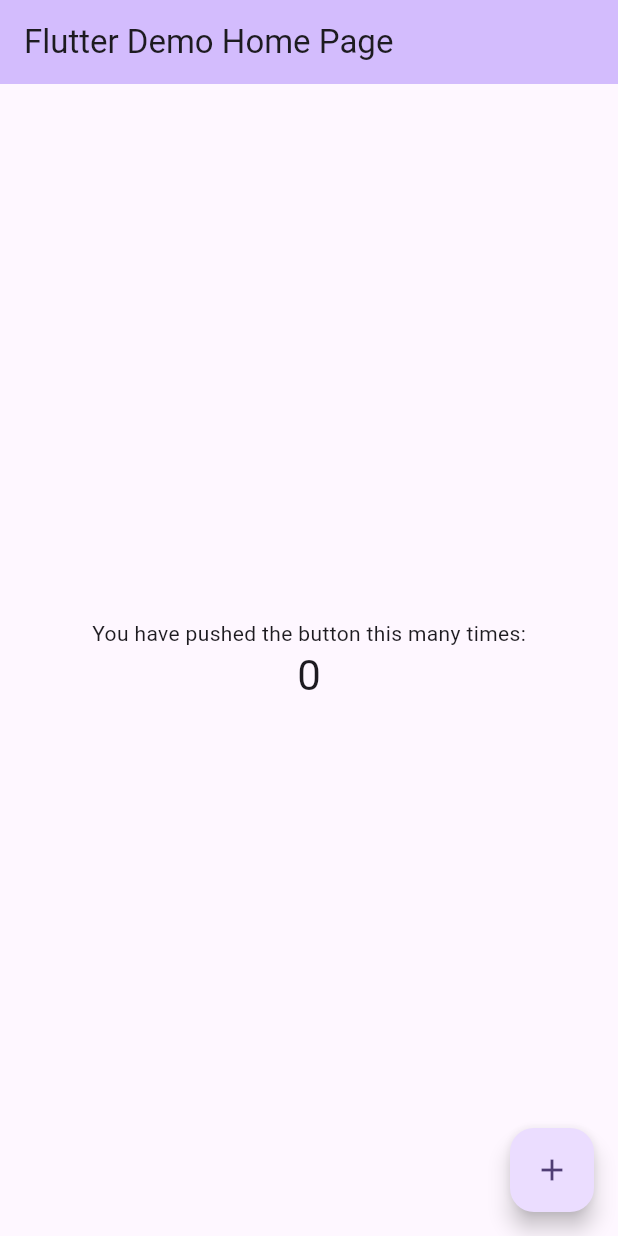
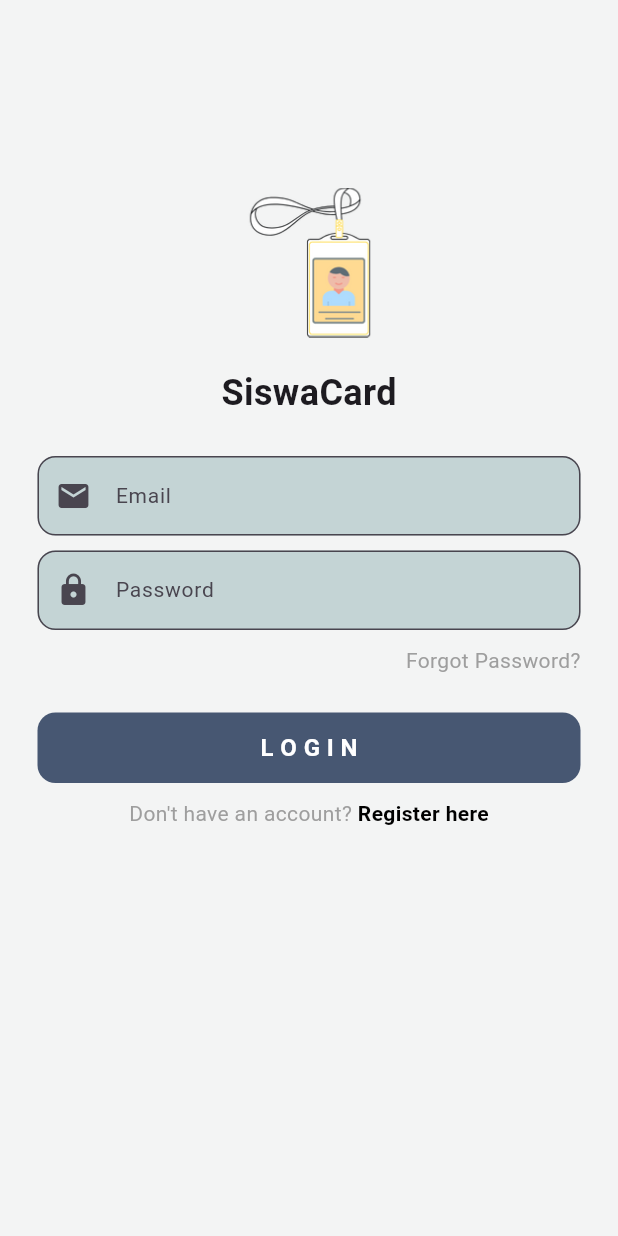
Before and after one commit to nabilahsaleh/student_mysiswa, a Flutter app: the screen it shows after launch, on a phone screen of 412 x 824 dp. Run offline on Flutter 3.47's test engine with Material 3 defaults, Android fonts, the light colour scheme and no system bars; our stand-ins replace cloud_firestore, firebase_auth, firebase_core; accounts and stored records are empty.

Commit message:
Login and Register done

```diff
--- /dev/null
+++ b/lib/auth/auth.dart
@@ -0,0 +1,28 @@
+import 'package:firebase_auth/firebase_auth.dart';
+import 'package:flutter/material.dart';
+import 'package:student_mysiswa/auth/login_or_register.dart';
+import 'package:student_mysiswa/pages/home_page.dart';
+
+class AuthPage extends StatelessWidget {
+  const AuthPage({super.key});
+
+  @override
+  Widget build(BuildContext context) {
+    return Scaffold(
+      body: StreamBuilder(
+        stream: FirebaseAuth.instance.authStateChanges(),
+        builder: (context, snapshot) {
+          // user id logged in
+          if (snapshot.hasData) {
+            return const HomePage();
+          }
+
+          // user is not logged in
+          else {
+            return const LoginOrRegister();
+          }
+        },
+      )
+    );
+  }
+}
--- /dev/null
+++ b/lib/auth/login_or_register.dart
@@ -0,0 +1,32 @@
+import 'package:flutter/material.dart';
+import 'package:student_mysiswa/pages/login_page.dart';
+import 'package:student_mysiswa/pages/register_page.dart';
+
+class LoginOrRegister extends StatefulWidget {
+  const LoginOrRegister({super.key});
+
+  @override
+  State<LoginOrRegister> createState() => _LoginOrRegisterState();
+}
+
+class _LoginOrRegisterState extends State<LoginOrRegister> {
+
+  // initially, show login page
+  bool showLoginPage = true;
+
+  // toggle between login and register page
+  void togglePages() {
+    setState(() {
+      showLoginPage = !showLoginPage;
+    });
+  }
+
+  @override
+  Widget build(BuildContext context) {
+    if (showLoginPage) {
+      return LoginPage(onTap: togglePages);
+    } else {
+      return RegisterPage(onTap: togglePages);
+    }
+  }
+}
--- /dev/null
+++ b/lib/components/my_button.dart
@@ -0,0 +1,36 @@
+import 'package:flutter/material.dart';
+
+class MyButton extends StatelessWidget {
+  final String text;
+  final void Function()? onTap;
+
+  const MyButton({
+    super.key,
+    required this.text,
+    required this.onTap,
+  });
+
+  @override
+  Widget build(BuildContext context) {
+    return GestureDetector(
+      onTap: onTap,
+      child: Container(
+        decoration: BoxDecoration(
+          color: Color(0xFF475772),
+          borderRadius: BorderRadius.circular(12),
+        ),
+        padding: const EdgeInsets.symmetric(vertical: 12, horizontal: 25), // Adjusted padding
+        child: Center(
+          child: Text(
+            text,
+            style: const TextStyle(
+              color: Colors.white,
+              fontWeight: FontWeight.bold,
+              fontSize: 16,
+            ),
+          ),
+        ),
+      ),
+    );
+  }
+}
--- /dev/null
+++ b/lib/components/my_textfield.dart
@@ -0,0 +1,33 @@
+import 'package:flutter/material.dart';
+
+class MyTextfield extends StatelessWidget {
+  final String hintText;
+  final bool obscureText;
+  final TextEditingController controller;
+  final IconData? icon; // Add icon parameter
+
+  const MyTextfield({
+    super.key,
+    required this.hintText,
+    required this.obscureText,
+    required this.controller,
+    this.icon, // Initialize icon
+  });
+
+  @override
+  Widget build(BuildContext context) {
+    return TextField(
+      controller: controller,
+      decoration: InputDecoration(
+        border: OutlineInputBorder(
+          borderRadius: BorderRadius.circular(12),
+        ),
+        hintText: hintText,
+        prefixIcon: icon != null ? Icon(icon) : null, // Use the icon
+        filled: true, // Enable fill color
+        fillColor: Color(0x8096B5B6), // Set background color using hex code
+      ),
+      obscureText: obscureText,
+    );
+  }
+}
--- a/lib/main.dart
+++ b/lib/main.dart
@@ -1,125 +1,29 @@
+import 'package:firebase_core/firebase_core.dart';
 import 'package:flutter/material.dart';
+import 'package:student_mysiswa/auth/auth.dart';
 
-void main() {
+void main() async {
+  WidgetsFlutterBinding.ensureInitialized(); // Ensure Flutter bindings are initialized
+  await Firebase.initializeApp(); // Initialize Firebase
   runApp(const MyApp());
 }
 
 class MyApp extends StatelessWidget {
   const MyApp({super.key});
 
-  // This widget is the root of your application.
   @override
   Widget build(BuildContext context) {
     return MaterialApp(
-      title: 'Flutter Demo',
+      debugShowCheckedModeBanner: false,
       theme: ThemeData(
-        // This is the theme of your application.
-        //
-        // TRY THIS: Try running your application with "flutter run". You'll see
-        // the application has a purple toolbar. Then, without quitting the app,
-        // try changing the seedColor in the colorScheme below to Colors.green
-        // and then invoke "hot reload" (save your changes or press the "hot
-        // reload" button in a Flutter-supported IDE, or press "r" if you used
-        // the command line to start the app).
-        //
-        // Notice that the counter didn't reset back to zero; the application
-        // state is not lost during the reload. To reset the state, use hot
-        // restart instead.
-        //
-        // This works for code too, not just values: Most code changes can be
-        // tested with just a hot reload.
-        colorScheme: ColorScheme.fromSeed(seedColor: Colors.deepPurple),
-        useMaterial3: true,
+        primarySwatch: Colors.blue,
+        textTheme: const TextTheme(
+          headlineSmall: TextStyle(fontSize: 20.0, fontWeight: FontWeight.bold),
+          titleMedium: TextStyle(fontSize: 16.0, color: Colors.grey),
+          bodyLarge: TextStyle(fontSize: 14.0),
+        ),
       ),
-      home: const MyHomePage(title: 'Flutter Demo Home Page'),
+      home: const AuthPage(),
     );
   }
 }
-
-class MyHomePage extends StatefulWidget {
-  const MyHomePage({super.key, required this.title});
-
-  // This widget is the home page of your application. It is stateful, meaning
-  // that it has a State object (defined below) that contains fields that affect
-  // how it looks.
-
-  // This class is the configuration for the state. It holds the values (in this
-  // case the title) provided by the parent (in this case the App widget) and
-  // used by the build method of the State. Fields in a Widget subclass are
-  // always marked "final".
-
-  final String title;
-
-  @override
-  State<MyHomePage> createState() => _MyHomePageState();
-}
-
-class _MyHomePageState extends State<MyHomePage> {
-  int _counter = 0;
-
-  void _incrementCounter() {
-    setState(() {
-      // This call to setState tells the Flutter framework that something has
-      // changed in this State, which causes it to rerun the build method below
-      // so that the display can reflect the updated values. If we changed
-      // _counter without calling setState(), then the build method would not be
-      // called again, and so nothing would appear to happen.
-      _counter++;
-    });
-  }
-
-  @override
-  Widget build(BuildContext context) {
-    // This method is rerun every time setState is called, for instance as done
-    // by the _incrementCounter method above.
-    //
-    // The Flutter framework has been optimized to make rerunning build methods
-    // fast, so that you can just rebuild anything that needs updating rather
-    // than having to individually change instances of widgets.
-    return Scaffold(
-      appBar: AppBar(
-        // TRY THIS: Try changing the color here to a specific color (to
-        // Colors.amber, perhaps?) and trigger a hot reload to see the AppBar
-        // change color while the other colors stay the same.
-        backgroundColor: Theme.of(context).colorScheme.inversePrimary,
-        // Here we take the value from the MyHomePage object that was created by
-        // the App.build method, and use it to set our appbar title.
-        title: Text(widget.title),
-      ),
-      body: Center(
-        // Center is a layout widget. It takes a single child and positions it
-        // in the middle of the parent.
-        child: Column(
-          // Column is also a layout widget. It takes a list of children and
-          // arranges them vertically. By default, it sizes itself to fit its
-          // children horizontally, and tries to be as tall as its parent.
-          //
-          // Column has various properties to control how it sizes itself and
-          // how it positions its children. Here we use mainAxisAlignment to
-          // center the children vertically; the main axis here is the vertical
-          // axis because Columns are vertical (the cross axis would be
-          // horizontal).
-          //
-          // TRY THIS: Invoke "debug painting" (choose the "Toggle Debug Paint"
-          // action in the IDE, or press "p" in the console), to see the
-          // wireframe for each widget.
-          mainAxisAlignment: MainAxisAlignment.center,
-          children: <Widget>[
-            const Text(
-              'You have pushed the button this many times:',
-            ),
-            Text(
-              '$_counter',
-              style: Theme.of(context).textTheme.headlineMedium,
-            ),
-          ],
-        ),
-      ),
-      floatingActionButton: FloatingActionButton(
-        onPressed: _incrementCounter,
-        tooltip: 'Increment',
-        child: const Icon(Icons.add),
-      ), // This trailing comma makes auto-formatting nicer for build methods.
-    );
-  }
-}
--- /dev/null
+++ b/lib/pages/login_page.dart
@@ -0,0 +1,140 @@
+import 'package:firebase_auth/firebase_auth.dart';
+import 'package:flutter/material.dart';
+import 'package:student_mysiswa/components/my_button.dart';
+import 'package:student_mysiswa/components/my_textfield.dart';
+import 'package:student_mysiswa/helper/helper_functions.dart';
+import 'package:student_mysiswa/pages/home_page.dart';
+
+class LoginPage extends StatefulWidget {
+  final void Function()? onTap;
+
+  const LoginPage({
+    super.key,
+    required this.onTap,
+  });
+
+  @override
+  State<LoginPage> createState() => _LoginPageState();
+}
+
+class _LoginPageState extends State<LoginPage> {
+  final TextEditingController emailController = TextEditingController();
+  final TextEditingController passwordController = TextEditingController();
+
+  void login() async {
+    // Show loading circle
+    showDialog(
+      context: context,
+      builder: (context) {
+        return const Center(
+          child: CircularProgressIndicator(),
+        );
+      },
+    );
+
+    try {
+      // Log in user
+      await FirebaseAuth.instance.signInWithEmailAndPassword(
+        email: emailController.text,
+        password: passwordController.text,
+      );
+
+      // Pop loading circle
+      if (mounted) Navigator.pop(context);
+
+      // Navigate to HomePage after successful login
+      if (mounted) {
+        Navigator.pushReplacement(
+          context,
+          MaterialPageRoute(builder: (context) => const HomePage()),
+        );
+      }
+    } on FirebaseAuthException catch (e) {
+      // Pop loading circle
+      if (mounted) Navigator.pop(context);
+      // Show error message
+      displayMessageToUser(e.code, context);
+    }
+  }
+
+  @override
+  Widget build(BuildContext context) {
+    return Scaffold(
+      backgroundColor: const Color(0xFFF3F4F4),
+      body: SingleChildScrollView(
+        child: Padding(
+          padding: const EdgeInsets.all(25.0),
+          child: Column(
+            mainAxisAlignment: MainAxisAlignment.center,
+            children: [
+              const SizedBox(height: 100),
+              Image.asset(
+                'assets/logo.png',
+                width: 100,
+                height: 100,
+              ),
+              const SizedBox(height: 20),
+              const Text(
+                'SiswaCard',
+                style: TextStyle(
+                  fontSize: 24,
+                  fontWeight: FontWeight.bold,
+                ),
+              ),
+              const SizedBox(height: 25),
+              MyTextfield(
+                hintText: 'Email',
+                obscureText: false,
+                controller: emailController,
+                icon: Icons.email,
+              ),
+              const SizedBox(height: 10),
+              MyTextfield(
+                hintText: 'Password',
+                obscureText: true,
+                controller: passwordController,
+                icon: Icons.lock,
+              ),
+              const SizedBox(height: 10),
+              const Row(
+                mainAxisAlignment: MainAxisAlignment.end,
+                children: [
+                  Text(
+                    'Forgot Password?',
+                    style: TextStyle(
+                      color: Colors.grey,
+                    ),
+                  ),
+                ],
+              ),
+              const SizedBox(height: 25),
+              MyButton(text: 'L O G I N', onTap: login),
+              const SizedBox(height: 10),
+              Row(
+                mainAxisAlignment: MainAxisAlignment.center,
+                children: [
+                  const Text(
+                    'Don\'t have an account?',
+                    style: TextStyle(
+                      color: Colors.grey,
+                    ),
+                  ),
+                  GestureDetector(
+                    onTap: widget.onTap,
+                    child: const Text(
+                      ' Register here',
+                      style: TextStyle(
+                        color: Colors.black,
+                        fontWeight: FontWeight.bold,
+                      ),
+                    ),
+                  ),
+                ],
+              ),
+            ],
+          ),
+        ),
+      ),
+    );
+  }
+}
```
Also changed, not shown: lib/helper/helper_functions.dart (added, +12 -0 lines), lib/pages/home_page.dart (added, +14 -0 lines), lib/pages/register_page.dart (added, +167 -0 lines), pubspec.yaml (+7 -35 lines), assets/female.png (added), assets/logo.png (added), assets/male.png (added), firebase.json (added), lib/firebase_options.dart (added), pubspec.lock, 6 other files.
